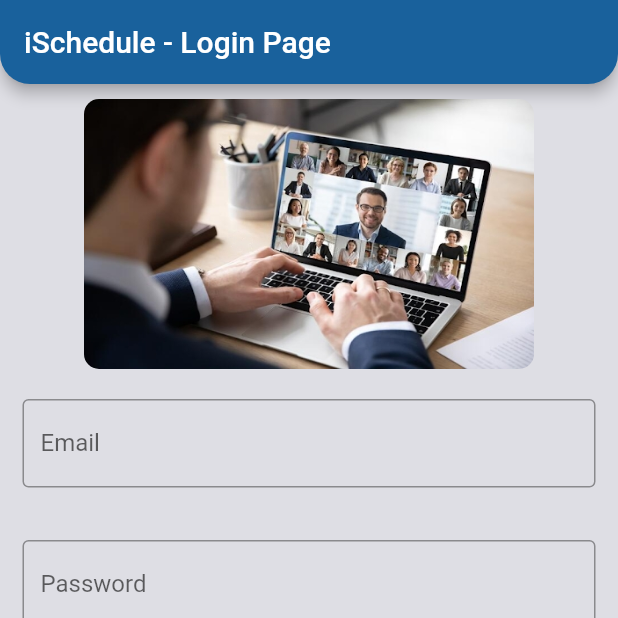
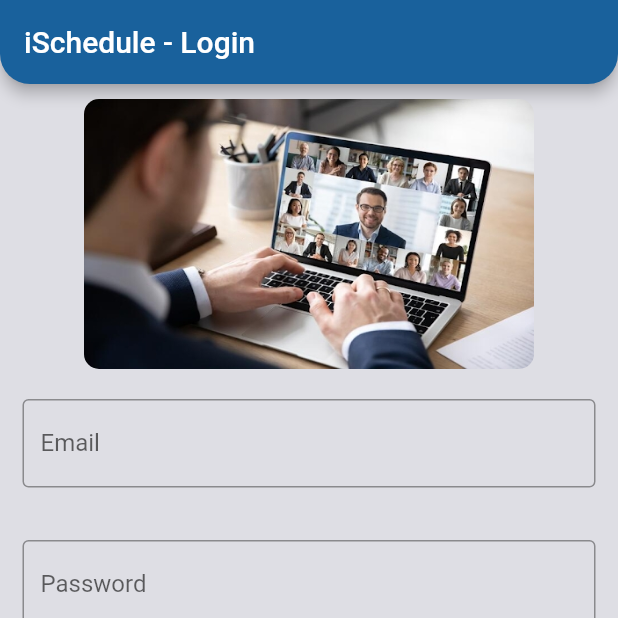
Before and after one commit to CSC4350-MW1/i-Schedule, a Flutter app: the screen it shows after launch, on a phone screen of 412 x 824 dp, the top half of it. Run offline on Flutter 3.47's test engine with Material 2 defaults, Android fonts, the phone set to English and light mode, and no system bars.

Commit message:
Changed Login Header

```diff
--- a/i-Schedule-app/i_schedule/lib/screens/LoginPage.dart
+++ b/i-Schedule-app/i_schedule/lib/screens/LoginPage.dart
@@ -14,7 +14,7 @@ class _LoginPageState extends State<LoginPage> {
     return Scaffold(
       backgroundColor: const Color.fromARGB(255, 222, 222, 228),
       appBar: AppBar(
-        title: const Text("iSchedule - Login Page"),
+        title: const Text("iSchedule - Login"),
         backgroundColor: const Color.fromARGB(255, 25, 97, 156),
         shape: const RoundedRectangleBorder(
           borderRadius: BorderRadius.vertical(
```
